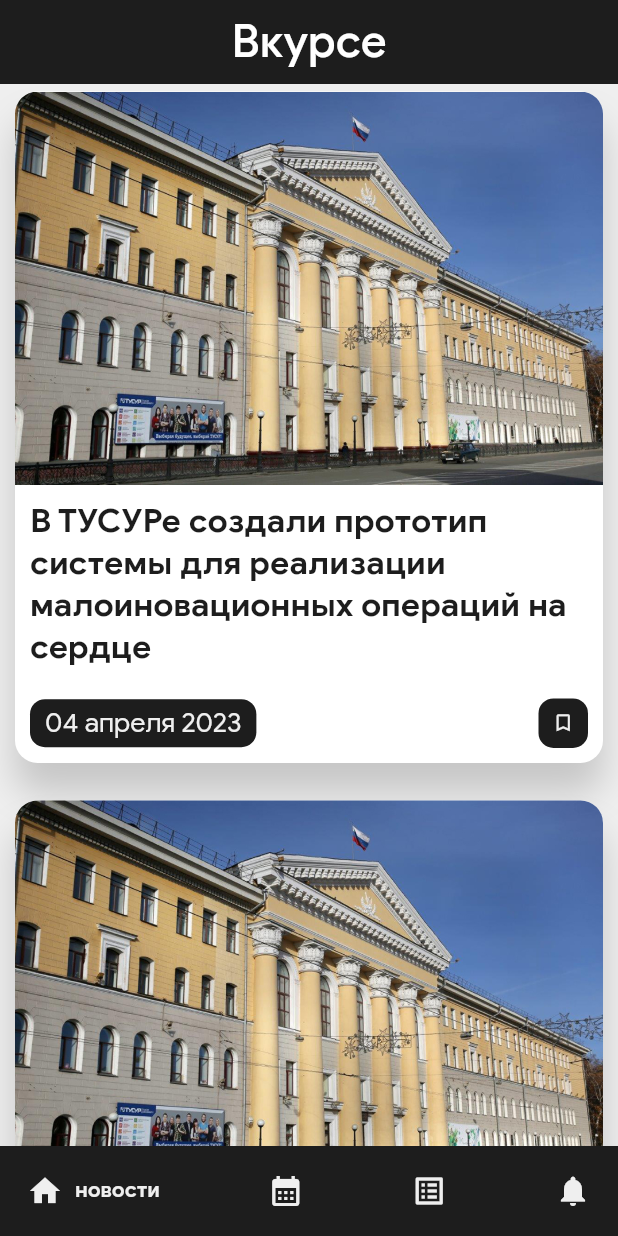
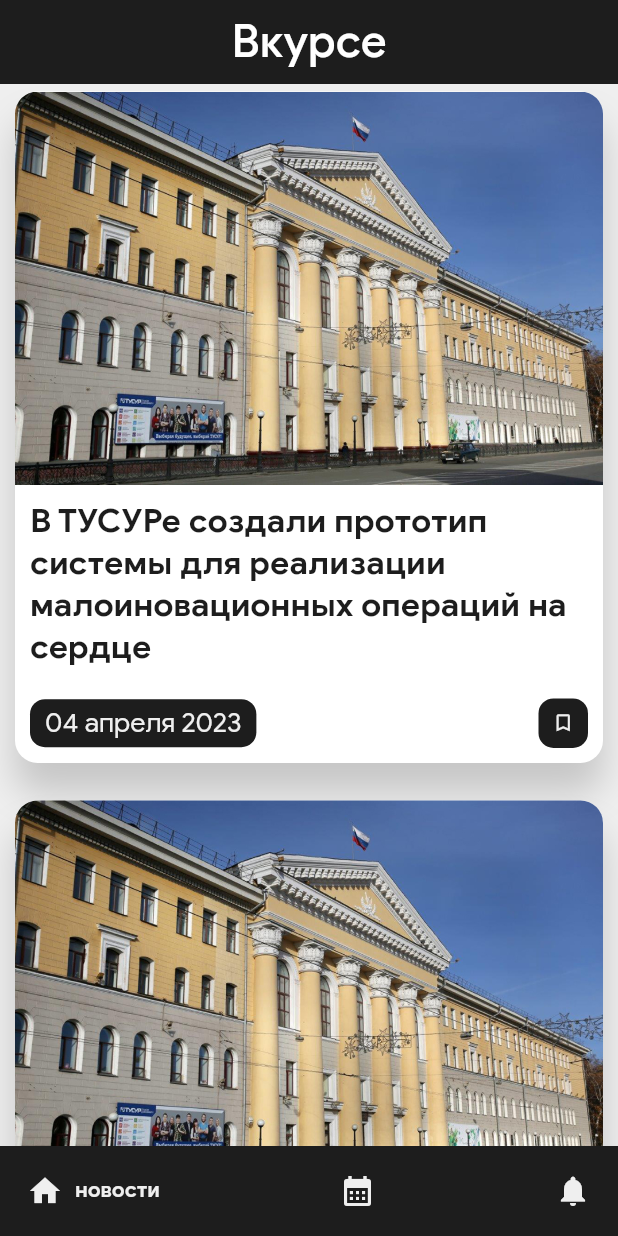
Before and after one commit to Ssstttaaasssiiikk/vkyrse, a Flutter app: the screen it shows after launch, after a tap on "Полетели", on a phone screen of 412 x 824 dp. Run offline on Flutter 3.47's test engine with Material 2 defaults, Android fonts, the phone set to English and light mode, and no system bars; drawn by our look-alikes of google_nav_bar; our stand-ins replace flutter_slidable, hive_flutter, table_calendar; accounts and stored records are empty.

Commit message:
added lesson widget, func-file

```diff
--- a/lib/login/login.dart
+++ b/lib/login/login.dart
@@ -5,14 +5,16 @@ class Login extends StatelessWidget {
   const Login({super.key});
   @override
   Widget build(BuildContext context) {
-    return const MaterialApp(
+    return MaterialApp(
       home: LoginPage(),
     );
   }
 }
 
 class LoginPage extends StatelessWidget {
-  const LoginPage({super.key});
+  LoginPage({super.key});
+  final TextEditingController _controller = TextEditingController();
+
   @override
   Widget build(BuildContext context) {
     return Scaffold(
@@ -51,40 +53,48 @@ class LoginPage extends StatelessWidget {
                           fontFamily: "Google Sans"),
                       textAlign: TextAlign.center),
                   SizedBox(height: MediaQuery.of(context).size.height * 0.050),
-                  SizedBox(
-                    width: MediaQuery.of(context).size.width * 0.85,
-                    height: MediaQuery.of(context).size.height * 0.08,
-                    child: const TextField(
-                        decoration: InputDecoration(
-                            border: OutlineInputBorder(
-                                borderRadius:
-                                    BorderRadius.all(Radius.circular(30))),
-                            filled: true,
-                            fillColor: Color.fromRGBO(239, 239, 239, 1))),
+                  groupNumberInputBox(context),
+                  SizedBox(height: MediaQuery.of(context).size.width * 0.035),
+                  getStartButton(context)
+                ],
+              ))),
+        ],
       ),
-                  SizedBox(height: MediaQuery.of(context).size.width * 0.035),
-                  SizedBox(
+    ));
+  }
+
+  SizedBox getStartButton(BuildContext context) {
+    return SizedBox(
         width: MediaQuery.of(context).size.width * 0.60,
         height: MediaQuery.of(context).size.height * 0.08,
         child: ElevatedButton(
           onPressed: () {
-                          Navigator.push(
-                              context,
-                              MaterialPageRoute(
-                                  builder: (context) => const NewsPage()));
+            // ignore: unused_local_variable
+            // String groupNum = _controller.text;
+            // getDataFromTimeTable();
+            Navigator.push(context,
+                MaterialPageRoute(builder: (context) => const NewsPage()));
           },
           style: ElevatedButton.styleFrom(
               backgroundColor: Colors.blue,
               shape: RoundedRectangleBorder(
                 borderRadius: BorderRadius.circular(30),
               )),
-                        child: const Text('Полетели',
-                            style: TextStyle(fontSize: 22)),
-                      ))
-                ],
-              ))),
-        ],
-      ),
+          child: const Text('Полетели', style: TextStyle(fontSize: 22)),
         ));
   }
+
+  SizedBox groupNumberInputBox(BuildContext context) {
+    return SizedBox(
+      width: MediaQuery.of(context).size.width * 0.85,
+      height: MediaQuery.of(context).size.height * 0.08,
+      child: TextField(
+          controller: _controller,
+          decoration: const InputDecoration(
+              border: OutlineInputBorder(
+                  borderRadius: BorderRadius.all(Radius.circular(30))),
+              filled: true,
+              fillColor: Color.fromRGBO(239, 239, 239, 1))),
+    );
   }
+}
--- a/lib/news/news_page.dart
+++ b/lib/news/news_page.dart
@@ -5,7 +5,7 @@ import '../UI/colors.dart';
 import '../notifications/notifications_page.dart';
 import '../patterns/app_bar.dart';
 import '../timetable/time_table.dart';
-import '../todo/todo.dart';
+// import '../todo/todo.dart';
 
 class NewsPage extends StatefulWidget {
   const NewsPage({super.key});
@@ -18,7 +18,7 @@ class _NewsPage extends State<NewsPage> {
   final List<Widget> _page = [
     const Body(),
     const TimeTablePage(),
-    const ToDo(),
+    // const ToDo(),
     const Notifications(),
   ];
   @override
@@ -48,7 +48,7 @@ class _NewsPage extends State<NewsPage> {
           tabs: const [
             GButton(icon: Icons.home, text: 'новости'),
             GButton(icon: Icons.calendar_month, text: 'расписание'),
-            GButton(icon: Icons.list_alt, text: 'задачи'),
+            // GButton(icon: Icons.list_alt, text: 'задачи'),
             GButton(icon: Icons.notifications, text: 'уведомления')
           ],
           selectedIndex: _index,
--- a/lib/timetable/patterns/lesson.dart
+++ b/lib/timetable/patterns/lesson.dart
@@ -1,8 +1,7 @@
 import 'package:flutter/material.dart';
-import 'package:vkyrse/UI/colors.dart';
 import 'package:vkyrse/UI/constants.dart';
 
-class Lesson extends StatelessWidget{
+class Lesson extends StatelessWidget {
   const Lesson({
     super.key,
     required this.lessonId,
@@ -25,8 +24,8 @@ class Lesson extends StatelessWidget{
   @override
   Widget build(BuildContext context) {
     return Container(
-      width: size.width - 2 * AppConstants.defaultPadding,
-      decoration: const BoxDecoration(
+        width: size.width - 2 * AppConstants.defaultPadding,
+        decoration: const BoxDecoration(
             borderRadius: BorderRadius.all(Radius.circular(15)),
             boxShadow: [
               (BoxShadow(
@@ -35,12 +34,11 @@ class Lesson extends StatelessWidget{
                   color: Color.fromARGB(50, 29, 29, 29)))
             ],
             color: Colors.white),
-      margin: const EdgeInsets.only(
+        margin: const EdgeInsets.only(
             left: AppConstants.defaultPadding,
             right: AppConstants.defaultPadding,
             top: AppConstants.defaultPadding / 2,
             bottom: AppConstants.defaultPadding * 2),
-      child: Column()
-    );
+        child: const Column());
   }
 }
--- a/lib/todo/util/dialog_box.dart
+++ b/lib/todo/util/dialog_box.dart
@@ -1,3 +1,5 @@
+// ignore_for_file: must_be_immutable, prefer_typing_uninitialized_variables
+
 import 'package:flutter/material.dart';
 import 'my_button.dart';
 
--- a/lib/todo/util/my_button.dart
+++ b/lib/todo/util/my_button.dart
@@ -1,3 +1,5 @@
+// ignore_for_file: must_be_immutable
+
 import 'package:flutter/material.dart';
 
 class MyButton extends StatelessWidget {
--- a/lib/todo/util/todo_tile.dart
+++ b/lib/todo/util/todo_tile.dart
@@ -1,3 +1,5 @@
+// ignore_for_file: must_be_immutable
+
 import 'package:flutter/material.dart';
 import 'package:flutter_slidable/flutter_slidable.dart';
 
--- a/pubspec.yaml
+++ b/pubspec.yaml
@@ -16,6 +16,8 @@ dependencies:
   get: ^4.6.5
   hive_flutter: ^1.1.0
   flutter_slidable: ^3.0.0
+  hive: any
+
 
 dev_dependencies:
   flutter_test:
```
Also changed, not shown: pubspec.lock. Lines whose indentation alone changed are shown as unchanged.
